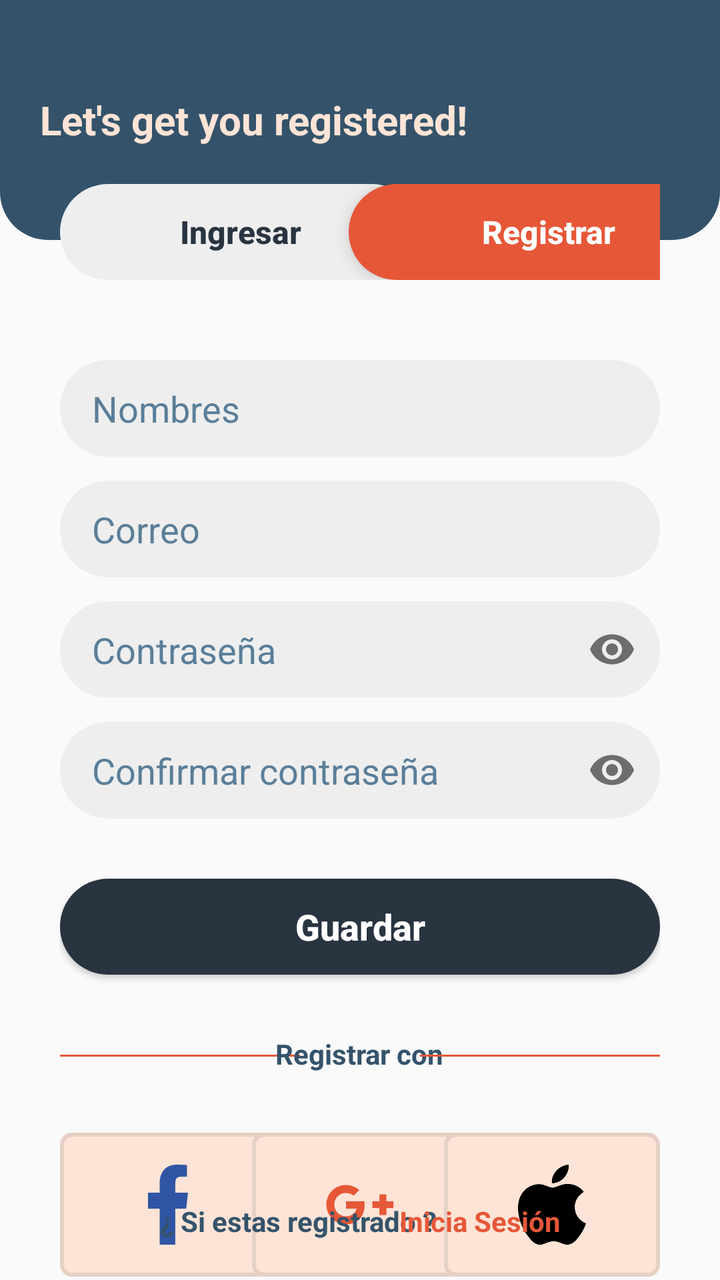
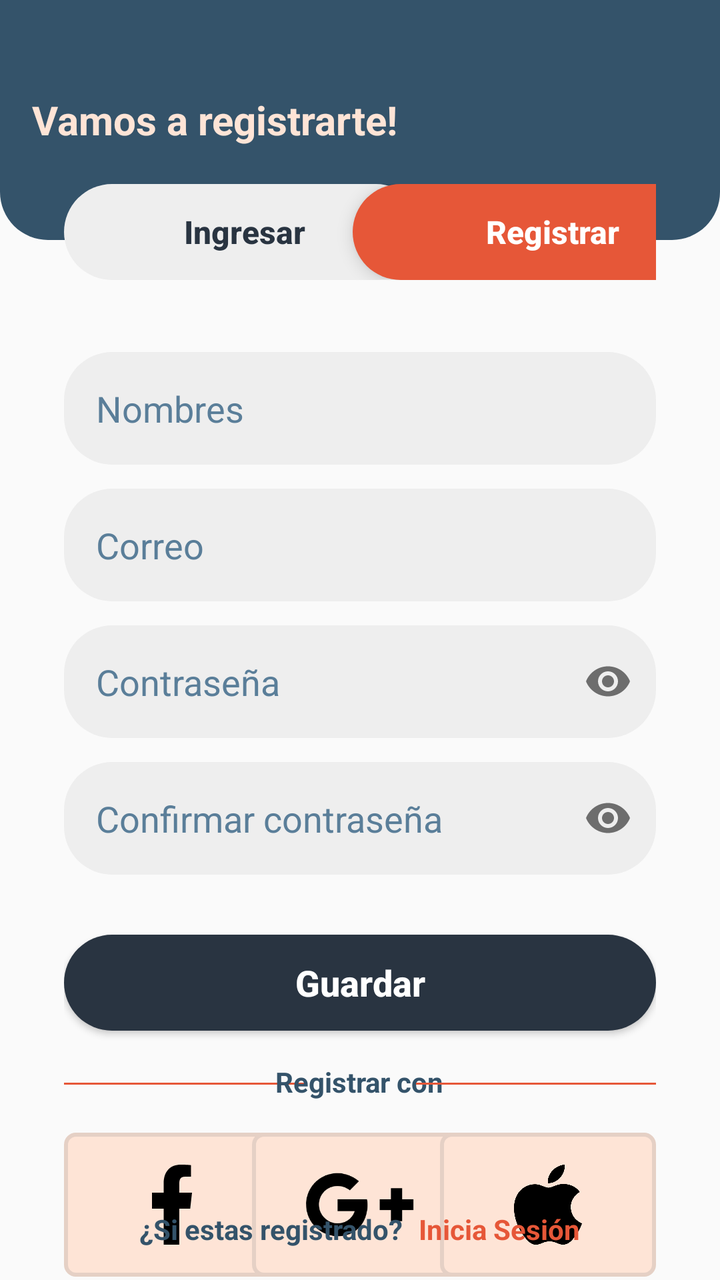

Two renders of the same Android screen: before a commit and after it. Below are the layout's source before the change and the commit's diff.
<!-- AndroidManifest.xml: application theme Theme.ApkCavoshCafe -->
<!-- res/layout/fragment_registrar.xml -->
<?xml version="1.0" encoding="utf-8"?>
<FrameLayout
    xmlns:android="http://schemas.android.com/apk/res/android"
    xmlns:tools="http://schemas.android.com/tools"
    xmlns:app="http://schemas.android.com/apk/res-auto"
    android:layout_width="match_parent"
    android:layout_height="match_parent"
    tools:context=".ui.Registrar">

    <FrameLayout
        android:layout_width="match_parent"
        android:layout_height="120dp"
        android:background="@drawable/sh_bg_header_police_blue" >

        <TextView
            android:layout_width="wrap_content"
            android:layout_height="wrap_content"
            android:layout_gravity="center|start"
            android:layout_marginStart="20dp"
            android:text="Let's get you registered!"
            android:textColor="@color/flesh"
            android:textSize="20sp"
            android:textStyle="bold" />

    </FrameLayout>

    <LinearLayout
        android:layout_width="match_parent"
        android:layout_height="wrap_content"
        android:layout_marginHorizontal="30dp"
        android:layout_marginTop="92dp"
        android:orientation="vertical" >

        <LinearLayout
            style="?android:attr/buttonBarStyle"
            android:layout_width="match_parent"
            android:layout_height="wrap_content"
            android:orientation="horizontal">

            <Button
                android:id="@+id/btnIngresar"
                style="?android:attr/buttonBarButtonStyle"
                android:layout_width="180dp"
                android:layout_height="wrap_content"
                android:background="@drawable/sh_bg_btn_bright_gray"
                android:text="@string/ingresar"
                android:textAllCaps="false"
                android:textColor="@color/gunmetal"
                android:textSize="16sp"
                android:textStyle="bold" />

            <Button
                android:id="@+id/btnRegistrar"
                style="?android:attr/buttonBarButtonStyle"
                android:layout_width="200dp"
                android:layout_height="wrap_content"
                android:layout_marginStart="-36dp"
                android:background="@drawable/sh_bg_btn_carmine_pink"
                android:text="@string/registrar"
                android:textAllCaps="false"
                android:textColor="@color/white"
                android:textSize="16sp"
                android:textStyle="bold"
                android:translationZ="5dp"/>

        </LinearLayout>

        <com.google.android.material.textfield.TextInputLayout
            android:id="@+id/tilNombres"
            android:layout_width="match_parent"
            android:layout_height="wrap_content"
            android:layout_marginTop="40dp"
            app:endIconMode="clear_text"
            app:hintEnabled="false" >

            <com.google.android.material.textfield.TextInputEditText
                android:layout_width="match_parent"
                android:layout_height="wrap_content"
                android:background="@drawable/se_bg_edt_police_blue"
                android:inputType="textPersonName"
                android:paddingHorizontal="16dp"
                android:paddingVertical="12dp"
                android:textColorHint="@color/steel_teal"
                android:hint="Nombres" />

        </com.google.android.material.textfield.TextInputLayout>

        <com.google.android.material.textfield.TextInputLayout
            android:id="@+id/tilCorreo"
            android:layout_width="match_parent"
            android:layout_height="wrap_content"
            android:layout_marginTop="12dp"
            app:endIconMode="clear_text"
            app:hintEnabled="false" >

            <com.google.android.material.textfield.TextInputEditText
                android:layout_width="match_parent"
                android:layout_height="wrap_content"
                android:background="@drawable/se_bg_edt_police_blue"
                android:inputType="textEmailAddress"
                android:paddingHorizontal="16dp"
                android:paddingVertical="12dp"
                android:textColorHint="@color/steel_teal"
                android:hint="@string/correo" />

        </com.google.android.material.textfield.TextInputLayout>

        <com.google.android.material.textfield.TextInputLayout
            android:id="@+id/tilPasswordd"
            android:layout_width="match_parent"
            android:layout_height="wrap_content"
            android:layout_marginTop="12dp"
            app:endIconMode="password_toggle"
            app:hintEnabled="false">

            <com.google.android.material.textfield.TextInputEditText
                android:layout_width="match_parent"
                android:layout_height="wrap_content"
                android:background="@drawable/se_bg_edt_police_blue"
                android:inputType="textPassword"
                android:paddingHorizontal="16dp"
                android:paddingVertical="12dp"
                android:textColorHint="@color/steel_teal"
                android:hint="@string/passwordd" />

        </com.google.android.material.textfield.TextInputLayout>

        <com.google.android.material.textfield.TextInputLayout
            android:id="@+id/tilPassworddConfirmar"
            android:layout_width="match_parent"
            android:layout_height="wrap_content"
            android:layout_marginTop="12dp"
            app:endIconMode="password_toggle"
            app:hintEnabled="false">

            <com.google.android.material.textfield.TextInputEditText
                android:layout_width="match_parent"
                android:layout_height="wrap_content"
                android:background="@drawable/se_bg_edt_police_blue"
                android:inputType="textPassword"
                android:paddingHorizontal="16dp"
                android:paddingVertical="12dp"
                android:textColorHint="@color/steel_teal"
                android:hint="@string/confirmar_passwordd" />

        </com.google.android.material.textfield.TextInputLayout>

        <Button
            android:id="@+id/btnGuardar"
            android:layout_width="match_parent"
            android:layout_height="wrap_content"
            android:layout_gravity="bottom|center"
            android:layout_marginTop="30dp"
            android:background="@drawable/sh_bg_btn_gunmetal"
            android:text="@string/guardar"
            android:textAllCaps="false"
            android:textColor="@color/white"
            android:textSize="18sp"
            android:textStyle="bold" />

        <FrameLayout
            android:layout_width="match_parent"
            android:layout_height="wrap_content"
            android:layout_marginTop="30dp"
            android:orientation="horizontal">

            <View
                android:layout_width="120dp"
                android:layout_height="1dp"
                android:layout_marginTop="10dp"
                android:background="@color/carmine_pink"/>

            <TextView
                android:layout_width="wrap_content"
                android:layout_height="wrap_content"
                android:layout_gravity="center"
                android:text="Registrar con"
                android:textColor="@color/police_blue"
                android:textStyle="bold"/>

            <View
                android:layout_width="120dp"
                android:layout_height="1dp"
                android:layout_marginTop="10dp"
                android:layout_gravity="end"
                android:background="@color/carmine_pink"/>

        </FrameLayout>

        <FrameLayout
            android:layout_width="match_parent"
            android:layout_height="wrap_content"
            android:layout_marginTop="30dp">

            <ImageView
                android:id="@+id/ivFacebook"
                android:layout_width="108dp"
                android:layout_height="72dp"
                android:background="@drawable/sh_bg_btn_flesh"
                android:contentDescription="@string/content_description"
                android:padding="16dp"
                android:src="@drawable/ic_facebook"/>

            <ImageView
                android:id="@+id/ivGoogle"
                android:layout_width="108dp"
                android:layout_height="72dp"
                android:layout_gravity="center"
                android:background="@drawable/sh_bg_btn_flesh"
                android:contentDescription="@string/content_description"
                android:padding="16dp"
                android:src="@drawable/ic_google_plus"/>

            <ImageView
                android:id="@+id/ivApple"
                android:layout_width="108dp"
                android:layout_height="72dp"
                android:layout_gravity="end"
                android:background="@drawable/sh_bg_btn_flesh"
                android:contentDescription="@string/content_description"
                android:padding="16dp"
                android:src="@drawable/ic_apple"/>

        </FrameLayout>

    </LinearLayout>

    <TextView
        android:layout_width="wrap_content"
        android:layout_height="wrap_content"
        android:layout_gravity="bottom"
        android:layout_marginStart="80dp"
        android:layout_marginBottom="20dp"
        android:text="¿ Si estas registrado ?"
        android:textColor="@color/police_blue"
        android:textStyle="bold"/>

    <TextView
        android:id="@+id/tvLogin"
        android:layout_width="wrap_content"
        android:layout_height="wrap_content"
        android:layout_gravity="bottom|center"
        android:layout_marginStart="60dp"
        android:layout_marginBottom="20dp"
        android:clickable="true"
        android:focusable="true"
        android:text="Inicia Sesión"
        android:textColor="@color/carmine_pink"
        android:textStyle="bold"/>

</FrameLayout>
<!-- resources referenced by this layout -->
<resources>
  <color name="carmine_pink">#E65738</color>
  <color name="flesh">#FEE4D6</color>
  <color name="gunmetal">#293441</color>
  <color name="police_blue">#34536A</color>
  <color name="steel_teal">#5A7E99</color>
  <color name="white">#FFFFFFFF</color>
  <!-- drawable ic_facebook (drawable) -->
  <vector xmlns:android="http://schemas.android.com/apk/res/android"
      android:width="24dp"
      android:height="24dp"
      android:viewportWidth="20"
      android:viewportHeight="20">
  
      <path
          android:fillColor="#2f55a4"
          android:pathData="M11.821,20L11.821,11L14.554,11L15,7L11.821,7L11.821,5.052C11.821,4.022 11.848,3 13.287,3L14.745,3L14.745,0.14C14.745,0.097 13.492,0 12.226,0C9.58,0 7.923,1.657 7.923,4.7L7.923,7L5,7L5,11L7.923,11L7.923,20L11.821,20Z"
         />
  
  </vector>
  <!-- drawable ic_google_plus (drawable) -->
  <vector xmlns:android="http://schemas.android.com/apk/res/android"
      android:width="24dp"
      android:height="24dp"
      android:viewportWidth="24"
      android:viewportHeight="24">
    <path
        android:pathData="M7.8,17.9c-3.2,0 -5.9,-2.6 -5.9,-5.9s2.6,-5.9 5.9,-5.9c1.5,0 2.9,0.6 4,1.5l-1.7,1.7C9.4,8.8 8.6,8.5 7.8,8.5c-2,0 -3.5,1.6 -3.5,3.5s1.6,3.5 3.5,3.5c1.6,0 2.8,-1 3.2,-2.3H7.8V11h5.5C13.8,13.3 12.7,17.9 7.8,17.9zM19.9,13v2.1h-2.1V13h-2.1v-2h2.1V8.9h2.1V11H22v2H19.9z"
        android:fillColor="@color/carmine_pink"/>
  </vector>
  <!-- drawable sh_bg_btn_bright_gray (drawable) -->
  <?xml version="1.0" encoding="utf-8"?>
  <shape xmlns:android="http://schemas.android.com/apk/res/android">
  <corners android:radius="48dp" />
      <solid android:color="@color/bright_gray"/>
  </shape>
  <!-- drawable sh_bg_btn_carmine_pink (drawable) -->
  <?xml version="1.0" encoding="utf-8"?>
  <shape xmlns:android="http://schemas.android.com/apk/res/android">
  <corners android:radius="48dp" />
      <solid android:color="@color/carmine_pink"/>
  </shape>
  <!-- drawable sh_bg_btn_flesh (drawable) -->
  <?xml version="1.0" encoding="utf-8"?>
  <shape xmlns:android="http://schemas.android.com/apk/res/android">
  <corners android:radius="5dp" />
      <solid android:color="@color/flesh"/>
      <stroke android:width="2dp" android:color="@color/dust_storm"/>
  </shape>
  <!-- drawable sh_bg_btn_gunmetal (drawable) -->
  <?xml version="1.0" encoding="utf-8"?>
  <shape xmlns:android="http://schemas.android.com/apk/res/android">
  <corners android:radius="25dp"/>
      <solid android:color="@color/gunmetal"/>
  </shape>
  <!-- drawable sh_bg_header_police_blue (drawable) -->
  <?xml version="1.0" encoding="utf-8"?>
  <shape xmlns:android="http://schemas.android.com/apk/res/android">
  <corners android:bottomLeftRadius="24dp"
      android:bottomRightRadius="24dp"/>
      <solid android:color="@color/police_blue"/>
  </shape>
  <string name="confirmar_passwordd">Confirmar contraseña</string>
  <string name="content_description">contentDescription</string>
  <string name="correo">Correo</string>
  <string name="guardar">Guardar</string>
  <string name="ingresar">Ingresar</string>
  <string name="passwordd">Contraseña</string>
  <string name="registrar">Registrar</string>
  <style name="Theme.ApkCavoshCafe" parent="Theme.MaterialComponents.DayNight.NoActionBar.Bridge">
          
          <item name="colorPrimary">@color/purple_500</item>
          <item name="colorPrimaryVariant">@color/purple_700</item>
          <item name="colorOnPrimary">@color/white</item>
          
          <item name="colorSecondary">@color/teal_200</item>
          <item name="colorSecondaryVariant">@color/teal_700</item>
          <item name="colorOnSecondary">@color/black</item>
          
          <item name="android:statusBarColor">?attr/colorPrimaryVariant</item>
          
      </style>
  <color name="bright_gray">#EEEEEE</color>
  <color name="dust_storm">#E5D0C5</color>
  <color name="purple_500">#FF6200EE</color>
  <color name="purple_700">#FF3700B3</color>
  <color name="teal_200">#FF03DAC5</color>
  <color name="teal_700">#FF018786</color>
  <color name="black">#FF000000</color>
  <!-- unchanged entries left out for length: 2 -->
</resources>

<!-- the commit's change to res/layout/fragment_registrar.xml (unified diff, before → after) -->
@@ -7,27 +7,23 @@
     android:layout_height="match_parent"
     tools:context=".ui.Registrar">
 
-    <FrameLayout
+
+    <TextView
         android:layout_width="match_parent"
         android:layout_height="120dp"
-        android:background="@drawable/sh_bg_header_police_blue" >
-
-        <TextView
-            android:layout_width="wrap_content"
-            android:layout_height="wrap_content"
-            android:layout_gravity="center|start"
-            android:layout_marginStart="20dp"
-            android:text="Let's get you registered!"
-            android:textColor="@color/flesh"
-            android:textSize="20sp"
-            android:textStyle="bold" />
-
-    </FrameLayout>
+        android:gravity="start|center"
+        android:paddingHorizontal="16dp"
+        android:text="Vamos a registrarte!"
+        android:textColor="@color/flesh"
+        android:textSize="20sp"
+        android:textStyle="bold"
+        android:background="@drawable/sh_bg_header_police_blue"/>
+
 
     <LinearLayout
         android:layout_width="match_parent"
         android:layout_height="wrap_content"
-        android:layout_marginHorizontal="30dp"
+        android:layout_marginHorizontal="32dp"
         android:layout_marginTop="92dp"
         android:orientation="vertical" >
 
@@ -38,8 +34,8 @@
             android:orientation="horizontal">
 
             <Button
+                style="?android:attr/buttonBarButtonStyle"
                 android:id="@+id/btnIngresar"
-                style="?android:attr/buttonBarButtonStyle"
                 android:layout_width="180dp"
                 android:layout_height="wrap_content"
                 android:background="@drawable/sh_bg_btn_bright_gray"
@@ -50,7 +46,6 @@
                 android:textStyle="bold" />
 
             <Button
-                android:id="@+id/btnRegistrar"
                 style="?android:attr/buttonBarButtonStyle"
                 android:layout_width="200dp"
                 android:layout_height="wrap_content"
@@ -69,7 +64,7 @@
             android:id="@+id/tilNombres"
             android:layout_width="match_parent"
             android:layout_height="wrap_content"
-            android:layout_marginTop="40dp"
+            android:layout_marginTop="36dp"
             app:endIconMode="clear_text"
             app:hintEnabled="false" >
 
@@ -78,8 +73,7 @@
                 android:layout_height="wrap_content"
                 android:background="@drawable/se_bg_edt_police_blue"
                 android:inputType="textPersonName"
-                android:paddingHorizontal="16dp"
-                android:paddingVertical="12dp"
+                android:padding="16dp"
                 android:textColorHint="@color/steel_teal"
                 android:hint="Nombres" />
 
@@ -98,8 +92,7 @@
                 android:layout_height="wrap_content"
                 android:background="@drawable/se_bg_edt_police_blue"
                 android:inputType="textEmailAddress"
-                android:paddingHorizontal="16dp"
-                android:paddingVertical="12dp"
+                android:padding="16dp"
                 android:textColorHint="@color/steel_teal"
                 android:hint="@string/correo" />
 
@@ -118,8 +111,7 @@
                 android:layout_height="wrap_content"
                 android:background="@drawable/se_bg_edt_police_blue"
                 android:inputType="textPassword"
-                android:paddingHorizontal="16dp"
-                android:paddingVertical="12dp"
+                android:padding="16dp"
                 android:textColorHint="@color/steel_teal"
                 android:hint="@string/passwordd" />
 
@@ -138,18 +130,16 @@
                 android:layout_height="wrap_content"
                 android:background="@drawable/se_bg_edt_police_blue"
                 android:inputType="textPassword"
-                android:paddingHorizontal="16dp"
-                android:paddingVertical="12dp"
+                android:padding="16dp"
                 android:textColorHint="@color/steel_teal"
                 android:hint="@string/confirmar_passwordd" />
 
         </com.google.android.material.textfield.TextInputLayout>
 
         <Button
-            android:id="@+id/btnGuardar"
-            android:layout_width="match_parent"
-            android:layout_height="wrap_content"
-            android:layout_gravity="bottom|center"
+            android:id="@+id/btnRegistrar"
+            android:layout_width="match_parent"
+            android:layout_height="wrap_content"
             android:layout_marginTop="30dp"
             android:background="@drawable/sh_bg_btn_gunmetal"
             android:text="@string/guardar"
@@ -161,7 +151,7 @@
         <FrameLayout
             android:layout_width="match_parent"
             android:layout_height="wrap_content"
-            android:layout_marginTop="30dp"
+            android:layout_marginTop="16dp"
             android:orientation="horizontal">
 
             <View
@@ -190,7 +180,7 @@
         <FrameLayout
             android:layout_width="match_parent"
             android:layout_height="wrap_content"
-            android:layout_marginTop="30dp">
+            android:layout_marginTop="16dp">
 
             <ImageView
                 android:id="@+id/ivFacebook"
@@ -199,7 +189,8 @@
                 android:background="@drawable/sh_bg_btn_flesh"
                 android:contentDescription="@string/content_description"
                 android:padding="16dp"
-                android:src="@drawable/ic_facebook"/>
+                android:src="@drawable/ic_facebook"
+                app:tint="@color/gunmetal" />
 
             <ImageView
                 android:id="@+id/ivGoogle"
@@ -208,7 +199,7 @@
                 android:layout_gravity="center"
                 android:background="@drawable/sh_bg_btn_flesh"
                 android:contentDescription="@string/content_description"
-                android:padding="16dp"
+                android:padding="4dp"
                 android:src="@drawable/ic_google_plus"/>
 
             <ImageView
@@ -225,13 +216,16 @@
 
     </LinearLayout>
 
+    <LinearLayout
+        android:layout_width="wrap_content"
+        android:layout_height="wrap_content"
+        android:layout_gravity="bottom|center"
+        android:layout_marginBottom="16dp"
+        android:orientation="horizontal">
     <TextView
         android:layout_width="wrap_content"
         android:layout_height="wrap_content"
-        android:layout_gravity="bottom"
-        android:layout_marginStart="80dp"
-        android:layout_marginBottom="20dp"
-        android:text="¿ Si estas registrado ?"
+        android:text="¿Si estas registrado?"
         android:textColor="@color/police_blue"
         android:textStyle="bold"/>
 
@@ -239,13 +233,11 @@
         android:id="@+id/tvLogin"
         android:layout_width="wrap_content"
         android:layout_height="wrap_content"
-        android:layout_gravity="bottom|center"
-        android:layout_marginStart="60dp"
-        android:layout_marginBottom="20dp"
+        android:layout_marginStart="8dp"
         android:clickable="true"
         android:focusable="true"
         android:text="Inicia Sesión"
         android:textColor="@color/carmine_pink"
         android:textStyle="bold"/>
-
+    </LinearLayout>
 </FrameLayout>
<!-- resource entries referenced after the edit -->
@@ -12,10 +12,9 @@
       android:height="24dp"
       android:viewportWidth="20"
       android:viewportHeight="20">
-  
       <path
-          android:fillColor="#2f55a4"
           android:pathData="M11.821,20L11.821,11L14.554,11L15,7L11.821,7L11.821,5.052C11.821,4.022 11.848,3 13.287,3L14.745,3L14.745,0.14C14.745,0.097 13.492,0 12.226,0C9.58,0 7.923,1.657 7.923,4.7L7.923,7L5,7L5,11L7.923,11L7.923,20L11.821,20Z"
+          android:fillColor="@color/black"
          />
   
   </vector>
@@ -27,7 +26,7 @@
       android:viewportHeight="24">
     <path
         android:pathData="M7.8,17.9c-3.2,0 -5.9,-2.6 -5.9,-5.9s2.6,-5.9 5.9,-5.9c1.5,0 2.9,0.6 4,1.5l-1.7,1.7C9.4,8.8 8.6,8.5 7.8,8.5c-2,0 -3.5,1.6 -3.5,3.5s1.6,3.5 3.5,3.5c1.6,0 2.8,-1 3.2,-2.3H7.8V11h5.5C13.8,13.3 12.7,17.9 7.8,17.9zM19.9,13v2.1h-2.1V13h-2.1v-2h2.1V8.9h2.1V11H22v2H19.9z"
-        android:fillColor="@color/carmine_pink"/>
+        android:fillColor="@color/black"/>
   </vector>
   <!-- drawable sh_bg_btn_bright_gray (drawable) -->
   <?xml version="1.0" encoding="utf-8"?>
